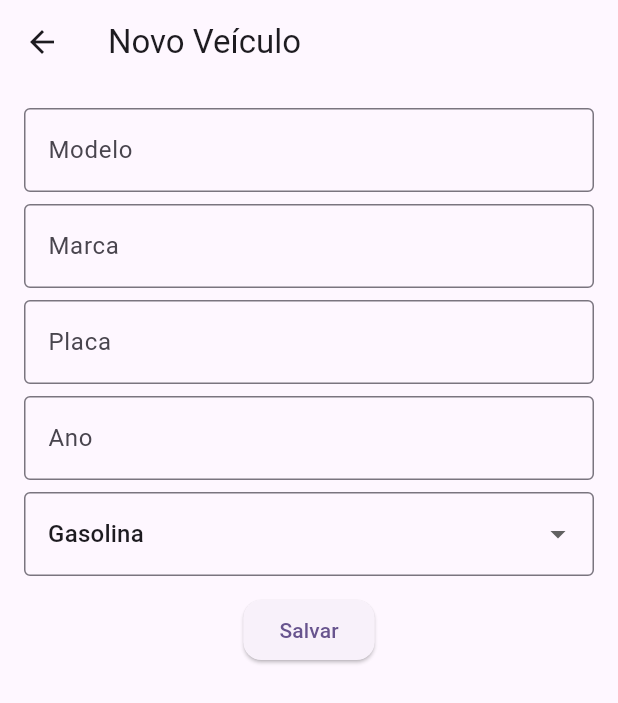
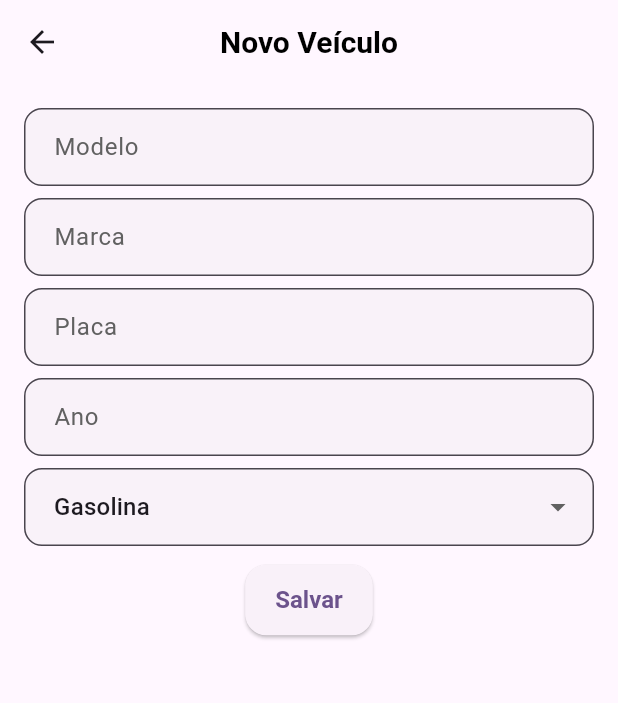
Before and after one commit to stelladesolaria/provaFlutter, a Flutter app: the NovoVeiculoPage screen opened by its route, on a phone screen of 412 x 824 dp. Shown: the top 703 px of the screen. Run offline on Flutter 3.47's test engine with Material 3 defaults, Android fonts, the phone set to English and light mode, and no system bars; our stand-ins replace cloud_firestore, firebase_auth, firebase_core; accounts and stored records are empty; network calls fail.

Commit message:
style(theme) tema customizado e navegação
Implementação do tema personalizado e Drawer.

```diff
--- a/flutter_application/analysis_options.yaml
+++ b/flutter_application/analysis_options.yaml
@@ -7,7 +7,7 @@
 
 # The following line activates a set of recommended lints for Flutter apps,
 # packages, and plugins designed to encourage good coding practices.
-include: package:flutter_lints/flutter.yaml
+
 
 linter:
   # The lint rules applied to this project can be customized in the
--- a/flutter_application/lib/core/theme.dart
+++ b/flutter_application/lib/core/theme.dart
@@ -3,12 +3,68 @@ import 'package:flutter/material.dart';
 class AppTheme {
   static final theme = ThemeData(
     useMaterial3: true,
-    colorScheme: ColorScheme.fromSeed(seedColor: Colors.deepPurple),
-    inputDecorationTheme: const InputDecorationTheme(
-      border: OutlineInputBorder(),
+
+
+    colorScheme: ColorScheme.fromSeed(
+      seedColor: const Color(0xFF6A3EA1),
+      brightness: Brightness.light,
     ),
+
+
+    inputDecorationTheme: InputDecorationTheme(
+      border: OutlineInputBorder(
+        borderRadius: BorderRadius.circular(12),
+      ),
+      focusedBorder: OutlineInputBorder(
+        borderRadius: BorderRadius.circular(12),
+        borderSide: const BorderSide(
+          width: 2,
+          color: Color(0xFF6A3EA1),
+        ),
+      ),
+      filled: true,
+      fillColor: Colors.grey.withValues(alpha: 0.06),
+      labelStyle: TextStyle(
+        color: Colors.grey.shade700,
+      ),
+      contentPadding: const EdgeInsets.symmetric(
+        vertical: 14,
+        horizontal: 16,
+      ),
+    ),
+
+
     elevatedButtonTheme: ElevatedButtonThemeData(
-      style: ElevatedButton.styleFrom(shape: RoundedRectangleBorder(borderRadius: BorderRadius.circular(12))),
+      style: ElevatedButton.styleFrom(
+        padding: const EdgeInsets.symmetric(horizontal: 20, vertical: 14),
+        shape: RoundedRectangleBorder(
+          borderRadius: BorderRadius.circular(14),
+        ),
+        textStyle: const TextStyle(
+          fontWeight: FontWeight.w600,
+          fontSize: 16,
+        ),
+      ),
     ),
+
+
+    appBarTheme: const AppBarTheme(
+      elevation: 0,
+      centerTitle: true,
+      titleTextStyle: TextStyle(
+        fontSize: 20,
+        fontWeight: FontWeight.w700,
+        color: Colors.black,
+      ),
+    ),
+
+    cardTheme: CardThemeData(
+  elevation: 1,
+  shadowColor: Colors.black12,
+  shape: RoundedRectangleBorder(
+    borderRadius: BorderRadius.circular(16),
+    ),
+  ),
+
   );
 }
```
Also changed, not shown: flutter_application/pubspec.yaml (line endings or trailing spaces).
